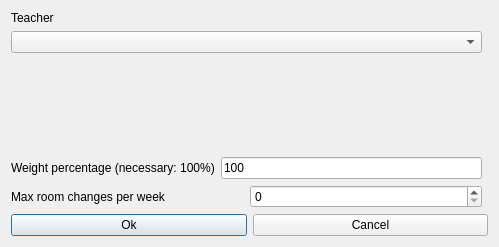
Qt form fet/src/interface/modifyconstraintteachermaxroomchangesperweekform_template.ui (vonmecheln/fet) before a commit.
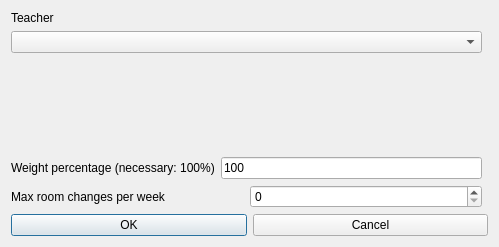
The same form after that commit.

Patch:
```diff
--- a/fet/src/interface/modifyconstraintteachermaxroomchangesperweekform_template.ui
+++ b/fet/src/interface/modifyconstraintteachermaxroomchangesperweekform_template.ui
@@ -95,7 +95,7 @@
      <item>
       <widget class="QPushButton" name="okPushButton">
        <property name="text">
-        <string>Ok</string>
+        <string>OK</string>
        </property>
       </widget>
      </item>
```
